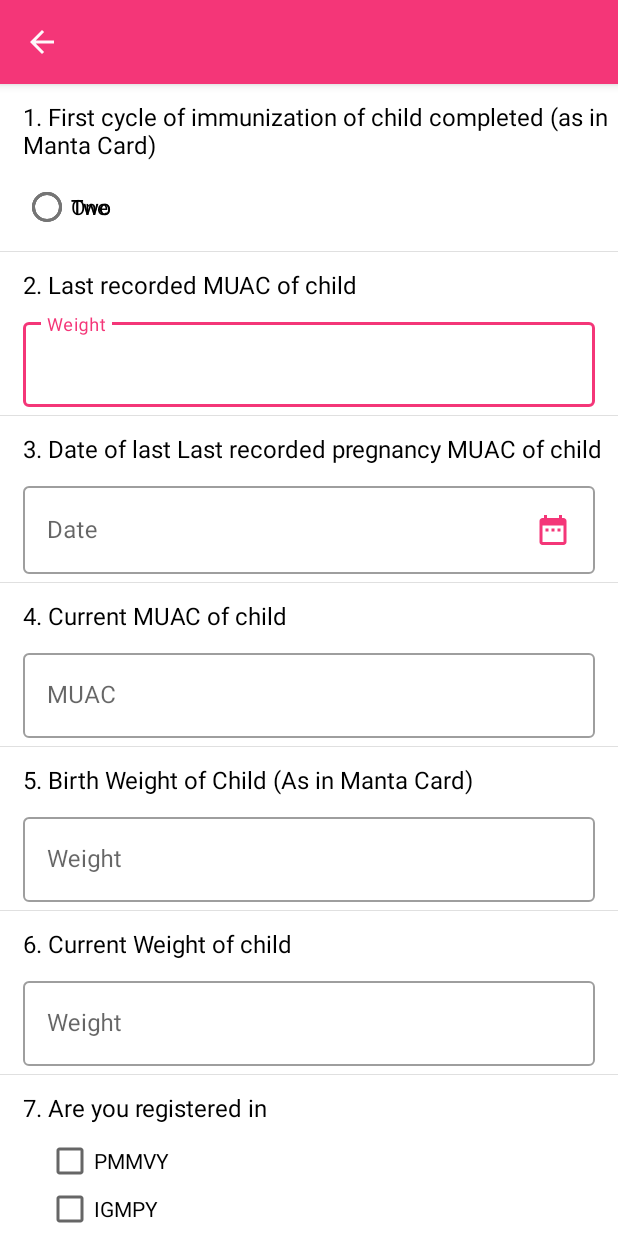
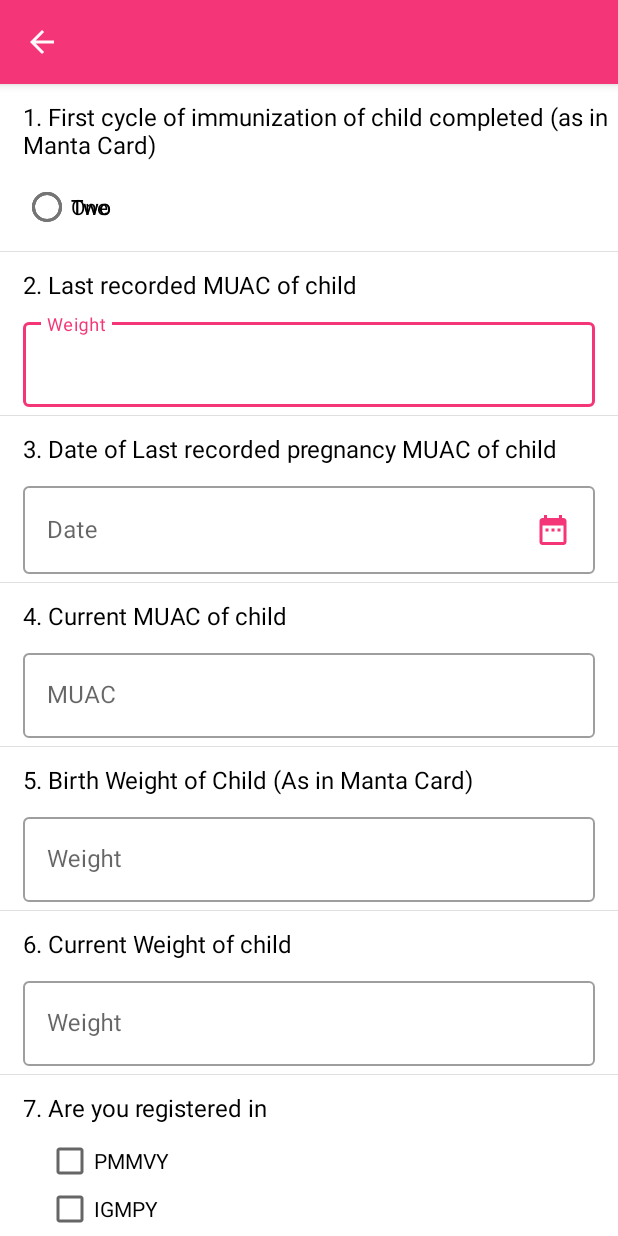
Before and after one commit to ShivShankarT/Rajpusht-Android-PC, an Android app: the layout lm_monitoring_fragment.xml on its own in the app's theme, with its tools: preview values and no code run, on a phone screen of 412 x 824 dp. Run offline under Robolectric (Android 15) with nearby library versions, the phone set to English and light mode, and no system bars; plain views replace SegmentedGroup; Roboto replaces fonts that are not available here.

Commit message:
questions translation

```diff
--- a/app/src/main/java/in/rajpusht/pc/data/DataRepository.java
+++ b/app/src/main/java/in/rajpusht/pc/data/DataRepository.java
@@ -340,4 +340,7 @@ public class DataRepository {
 
 
 
+
+
+
 }
--- a/app/src/main/java/in/rajpusht/pc/data/local/AppDbHelper.java
+++ b/app/src/main/java/in/rajpusht/pc/data/local/AppDbHelper.java
@@ -151,4 +151,5 @@ public class AppDbHelper {
 
 
 
+
 }
--- a/app/src/main/java/in/rajpusht/pc/data/local/db/dao/BeneficiaryDao.java
+++ b/app/src/main/java/in/rajpusht/pc/data/local/db/dao/BeneficiaryDao.java
@@ -17,6 +17,4 @@ public abstract class BeneficiaryDao extends BaseDao<BeneficiaryEntity> {
     @Query("select * from beneficiary where beneficiaryId=:beneficiaryId")
     public abstract BeneficiaryEntity getBeneficiariesById(long beneficiaryId);
 
-    @Query("select * from beneficiary where dataStatus=:status")
-    public abstract List<BeneficiaryEntity> getBeneficiaryNotSync(DataStatus status);
 }
--- a/app/src/main/java/in/rajpusht/pc/data/local/db/dao/ChildDao.java
+++ b/app/src/main/java/in/rajpusht/pc/data/local/db/dao/ChildDao.java
@@ -7,6 +7,8 @@ import java.util.List;
 
 import in.rajpusht.pc.data.local.db.entity.BeneficiaryEntity;
 import in.rajpusht.pc.data.local.db.entity.ChildEntity;
+import in.rajpusht.pc.data.local.db.entity.PregnantEntity;
+import in.rajpusht.pc.model.DataStatus;
 
 @Dao
 public abstract class ChildDao extends BaseDao<ChildEntity> {
--- a/app/src/main/java/in/rajpusht/pc/data/local/db/dao/PregnantDao.java
+++ b/app/src/main/java/in/rajpusht/pc/data/local/db/dao/PregnantDao.java
@@ -7,6 +7,7 @@ import java.util.List;
 
 import in.rajpusht.pc.data.local.db.entity.ChildEntity;
 import in.rajpusht.pc.data.local.db.entity.PregnantEntity;
+import in.rajpusht.pc.model.DataStatus;
 
 
 @Dao
--- a/app/src/main/res/layout/lm_monitoring_fragment.xml
+++ b/app/src/main/res/layout/lm_monitoring_fragment.xml
@@ -33,7 +33,7 @@
                     android:id="@+id/benf_child_immune"
                     android:layout_width="match_parent"
                     android:layout_height="wrap_content"
-                    app:ff_label="1. First cycle of immunization of child completed (as in Manta Card)"
+                    app:ff_label="@string/first_cycle_immunization"
                     app:ff_required="true"
                     app:ff_selections="@array/YES_NO" />
 
@@ -44,7 +44,7 @@
                     android:layout_height="wrap_content"
                     app:ff_hint="Weight"
                     app:ff_maxLength="3"
-                    app:ff_label="2. Last recorded MUAC of child"
+                    app:ff_label="@string/last_record_muac_child"
                     app:ff_input_type="numberDecimal"
                     app:ff_required="true" />
 
@@ -54,7 +54,7 @@
                     android:layout_width="match_parent"
                     android:layout_height="wrap_content"
                     app:ff_hint="Date"
-                    app:ff_label="3. Date of last Last recorded pregnancy MUAC of child"
+                    app:ff_label="@string/date_muac_child"
                     app:ff_required="true" />
 
 
@@ -63,7 +63,7 @@
                     android:layout_width="match_parent"
                     android:layout_height="wrap_content"
                     app:ff_hint="MUAC"
-                    app:ff_label="4. Current MUAC of child"
+                    app:ff_label="@string/current_muac_child"
                     app:ff_input_type="numberDecimal"
                     app:ff_required="true" />
 
@@ -72,7 +72,7 @@
                     android:layout_width="match_parent"
                     android:layout_height="wrap_content"
                     app:ff_hint="Weight"
-                    app:ff_label="5. Birth Weight of Child (As in Manta Card)"
+                    app:ff_label="@string/birth_weight_child"
                     app:ff_required="true"
                     app:ff_maxLength="5"
                     app:ff_input_type="numberDecimal"/>
@@ -83,7 +83,7 @@
                     android:layout_width="match_parent"
                     android:layout_height="wrap_content"
                     app:ff_hint="Weight"
-                    app:ff_label="6. Current Weight of child "
+                    app:ff_label="@string/current_weight_child"
                     app:ff_required="true"
                     app:ff_maxLength="5"
                     app:ff_input_type="numberDecimal"/>
@@ -92,7 +92,7 @@
                     android:id="@+id/benf_registered_programme"
                     android:layout_width="match_parent"
                     android:layout_height="wrap_content"
-                    app:ff_label="7. Are you registered in"
+                    app:ff_label="@string/are_you_register_in"
                     app:ff_required="true"
                     app:ff_chbox_none_pos="4"
                     app:ff_selections="@array/benf_registered_in" />
@@ -103,13 +103,13 @@
                     style="@style/FormTextMini"
                     android:layout_width="match_parent"
                     android:layout_height="wrap_content"
-                    android:text="8. How many installments have you received?" />
+                    android:text="@string/installment_received" />
 
                 <in.rajpusht.pc.custom.ui.FormSegmentedGroupElement
                     android:id="@+id/benf_pmmvvy_count"
                     android:layout_width="match_parent"
                     android:layout_height="wrap_content"
-                    app:ff_label="PMMVVY"
+                    app:ff_label="@string/pmmvvy"
                     app:ff_label_text_appearance="@style/FormTextSmall"
                     app:ff_required="true"
                     app:ff_selections="@array/count_0_3"
@@ -120,7 +120,7 @@
                     android:id="@+id/benf_igmpy_count"
                     android:layout_width="match_parent"
                     android:layout_height="wrap_content"
-                    app:ff_label="IGMPY"
+                    app:ff_label="@string/igmpy"
                     app:ff_label_text_appearance="@style/FormTextSmall"
                     app:ff_required="true"
                     app:ff_selections="@array/count_0_4"
@@ -130,7 +130,7 @@
                     android:id="@+id/benf_jsy_count"
                     android:layout_width="match_parent"
                     android:layout_height="wrap_content"
-                    app:ff_label="JSY"
+                    app:ff_label="@string/jsy"
                     app:ff_label_text_appearance="@style/FormTextSmall"
                     app:ff_required="true"
                     app:ff_selections="@array/count_0_1"
@@ -140,7 +140,7 @@
                     android:id="@+id/benf_rajshri_count"
                     android:layout_width="match_parent"
                     android:layout_height="wrap_content"
-                    app:ff_label="RAJSHRI"
+                    app:ff_label="@string/rajshri"
                     app:ff_label_text_appearance="@style/FormTextSmall"
                     app:ff_required="true"
                     app:ff_selections="@array/count_0_2_more" />
--- a/app/src/main/res/values/strings.xml
+++ b/app/src/main/res/values/strings.xml
@@ -33,6 +33,7 @@
     <string name="pmmvvy">PMMVVY</string>
     <string name="igmpy">IGMPY</string>
     <string name="rajshri">RAJSHRI</string>
+    <string name="jsy">JSY</string>
     <string name="benef_husband_name">7. Beneficiary Husband/Father\'s Name</string>
     <string name="benef_age">8. Age Of beneficiary"</string>
     <string name="benef_dob">Enter DOB</string>
@@ -49,6 +50,26 @@
     <string name="delivery">16. Institutional Delivery or Home Delivery</string>
     <string name="institutional_delivery">17. Place of Institutional Delivery</string>
     <string name="receive_counselling">18. Are you willing to receive counselling messages on mobile</string>
+
+
+    <string name="first_cycle_immunization">1. First cycle of immunization of child completed (as in Manta Card)</string>
+    <string name="last_record_muac_child">2. Last recorded MUAC of child </string>
+    <string name="date_muac_child">3. Date of Last recorded pregnancy MUAC of child </string>
+    <string name="current_muac_child">4. Current MUAC of child </string>
+    <string name="birth_weight_child">5. Birth Weight of Child (As in Manta Card) </string>
+    <string name="current_weight_child">6. Current Weight of child  </string>
+    <string name="are_you_register_in">7. Are you registered in </string>
+    <string name="installment_received">8. How many installments have you received? </string>
+
+
+    <string name="number_anc_completed">1. How Many ANCs Completed  </string>
+    <string name="last_anc_date">2. Enter Last ANC Date </string>
+    <string name="last_pregnancy_weight">3. Last recorded pregnancy weight (As in Mamta Card) </string>
+    <string name="date_recorded_pregnancy_weight">4. Date of last recorded pregnancy weight (As in Mamta Card) </string>
+    <string name="current_preg_weight">4. Current pregnancy weight  </string>
+    <string name="you_register_in">5. Are you registered in </string>
+    <string name="installment_received_till">6. How many installments have you received? </string>
+
 
     <string name="set_location">Select AWC </string>
     <string name="set_language">Select Language</string>
```
Also changed, not shown: app/src/main/res/layout/pw_monitoring_fragment.xml (+11 -11 lines).
